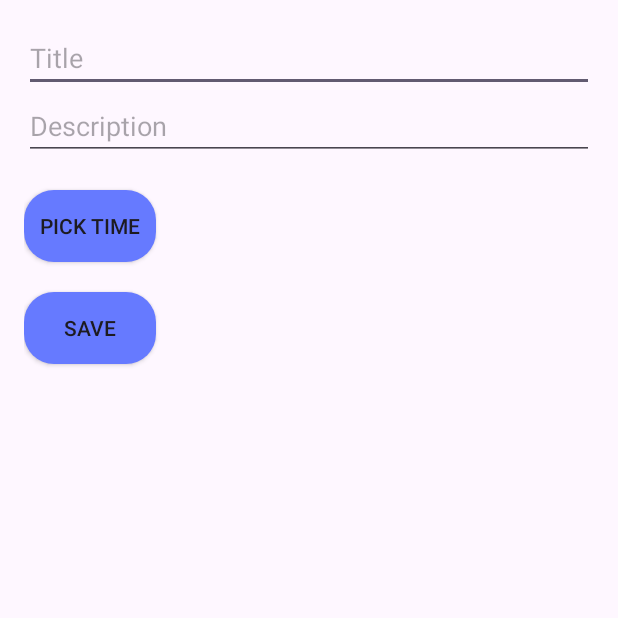
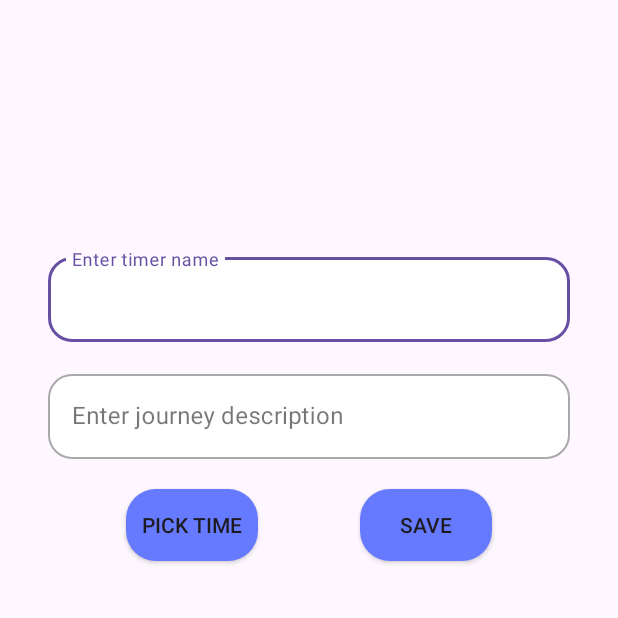
Before and after one commit to salmaehab26/Timer-Application, an Android app: the AddTimerActivity screen opened directly, with no data from a screen before it, after a tap on "SAVE", on a phone screen of 412 x 824 dp, the top half of it. Run offline under Robolectric (Android 15) with nearby library versions, the phone set to English and light mode, and no system bars; our stand-ins replace data binding.

Commit message:
Edit ui and code

```diff
--- a/app/src/main/java/com/example/timerapplication/data/TimerRepository.kt
+++ b/app/src/main/java/com/example/timerapplication/data/TimerRepository.kt
@@ -10,7 +10,7 @@ class TimerRepository(private val context: Context) {
     private val keyTimers = "timers_list"
     private val gson = Gson()
 
-    private val prefs get() = context.getSharedPreferences(prefsName, Context.MODE_PRIVATE)
+    private val prefs = context.getSharedPreferences(prefsName, Context.MODE_PRIVATE)
 
     fun loadTimers(): MutableList<TimerModel> {
         val json = prefs.getString(keyTimers, null) ?: return mutableListOf()
--- a/app/src/main/java/com/example/timerapplication/ui/AddTimerActivity.kt
+++ b/app/src/main/java/com/example/timerapplication/ui/AddTimerActivity.kt
@@ -3,6 +3,7 @@ package com.example.timerapplication.ui
 import android.app.DatePickerDialog
 import android.app.TimePickerDialog
 import android.os.Bundle
+import android.widget.Toast
 import androidx.activity.viewModels
 import androidx.appcompat.app.AppCompatActivity
 import androidx.databinding.DataBindingUtil
@@ -24,14 +25,22 @@ class AddTimerActivity : AppCompatActivity() {
     override fun onCreate(savedInstanceState: Bundle?) {
         super.onCreate(savedInstanceState)
         binding = DataBindingUtil.setContentView(this, R.layout.activity_add_timer)
-
+        binding.timerViewModel = vm
+        binding.lifecycleOwner = this
         binding.pickDateTime.setOnClickListener { pickDateTime() }
 
         binding.saveButton.setOnClickListener {
-            val title = binding.inputTitle.text.toString().trim()
-            val desc = binding.inputDesc.text.toString().trim()
-            if (title.isEmpty() || chosenMillis == 0L) return@setOnClickListener
+            val title = vm.timerName.value
+            val desc = vm.timerDescription.value
+            if (title.isNullOrEmpty() ||desc.isNullOrEmpty() || chosenMillis == 0L) {
+                Toast.makeText(this, "Please fill all fields", Toast.LENGTH_SHORT).show()
 
+                return@setOnClickListener
+            }
+            if (chosenMillis <= System.currentTimeMillis()) {
+                Toast.makeText(this, "Please choose a future time", Toast.LENGTH_SHORT).show()
+                return@setOnClickListener
+            }
             val timer = TimerModel(name = title, description = desc, endTimeMillis = chosenMillis)
             vm.addTimer(timer)
             scheduleNotification(this.applicationContext, timer)
@@ -39,19 +48,23 @@ class AddTimerActivity : AppCompatActivity() {
         }
     }
 
+
     private fun pickDateTime() {
         val cal = Calendar.getInstance()
-        DatePickerDialog(this, { _, y, m, d ->
-            cal.set(Calendar.YEAR, y)
-            cal.set(Calendar.MONTH, m)
-            cal.set(Calendar.DAY_OF_MONTH, d)
+
+        DatePickerDialog(this, { _, year, month, day ->
+            cal.set(Calendar.YEAR, year)
+            cal.set(Calendar.MONTH, month)
+            cal.set(Calendar.DAY_OF_MONTH, day)
+
             TimePickerDialog(this, { _, hour, minute ->
                 cal.set(Calendar.HOUR_OF_DAY, hour)
                 cal.set(Calendar.MINUTE, minute)
                 cal.set(Calendar.SECOND, 0)
                 chosenMillis = cal.timeInMillis
-                binding.pickDateTime.text = SimpleDateFormat("yyyy-MM-dd HH:mm").format(cal.time)
+                binding.tvTime.text = SimpleDateFormat("dd/MM/yyyy HH:mm").format(cal.time)
             }, cal.get(Calendar.HOUR_OF_DAY), cal.get(Calendar.MINUTE), true).show()
+
         }, cal.get(Calendar.YEAR), cal.get(Calendar.MONTH), cal.get(Calendar.DAY_OF_MONTH)).show()
     }
 }
--- a/app/src/main/java/com/example/timerapplication/ui/MainActivity.kt
+++ b/app/src/main/java/com/example/timerapplication/ui/MainActivity.kt
@@ -34,7 +34,7 @@ class MainActivity : AppCompatActivity() {
         binding.rvTimerList.layoutManager = LinearLayoutManager(this)
 
         viewModel.timers.observe(this) { list ->
-            adapter.setTimers(list)
+            adapter.updateTimers(list)
         }
 
         binding.bnAdd.setOnClickListener {
--- a/app/src/main/java/com/example/timerapplication/viewModel/TimerViewModel.kt
+++ b/app/src/main/java/com/example/timerapplication/viewModel/TimerViewModel.kt
@@ -14,6 +14,8 @@ import scheduleNotification
 import java.util.UUID
 
 class TimerViewModel(application: Application) : AndroidViewModel(application) {
+    val timerName = MutableLiveData<String>()
+    val timerDescription = MutableLiveData<String>()
     private val repo = TimerRepository(application.applicationContext)
 
     private val _timers = MutableLiveData<MutableList<TimerModel>>(mutableListOf())
@@ -42,7 +44,6 @@ class TimerViewModel(application: Application) : AndroidViewModel(application) {
     fun deleteTimer(id: Long) = viewModelScope.launch(Dispatchers.IO) {
         val currentList = repo.loadTimers()
         val updated = currentList.filter { it.id != id }.toMutableList()
-
         repo.saveTimers(updated)
         _timers.postValue(updated)
 
@@ -50,6 +51,7 @@ class TimerViewModel(application: Application) : AndroidViewModel(application) {
         cancelScheduledNotification(context, id)
     }
 
+
     private fun cancelScheduledNotification(context: android.content.Context, id: Long) {
         val uuid = UUID.nameUUIDFromBytes(id.toString().toByteArray())
         WorkManager.getInstance(context).cancelWorkById(uuid)
--- a/app/src/main/java/com/example/timerapplication/worker/scheduleNotification.kt
+++ b/app/src/main/java/com/example/timerapplication/worker/scheduleNotification.kt
@@ -22,7 +22,7 @@ fun scheduleNotification(context: Context, timer: TimerModel) {
             .build()
 
         WorkManager.getInstance(context).enqueueUniqueWork(
-            timer.name,
+            timer.id.toString(),
             ExistingWorkPolicy.REPLACE,
             request
         )
--- a/app/src/main/res/layout/activity_add_timer.xml
+++ b/app/src/main/res/layout/activity_add_timer.xml
@@ -1,26 +1,71 @@
 <?xml version="1.0" encoding="utf-8"?>
-<layout xmlns:android="http://schemas.android.com/apk/res/android">
+<layout xmlns:android="http://schemas.android.com/apk/res/android"
+    xmlns:app="http://schemas.android.com/apk/res-auto">
 
-    <data />
+    <data>
 
-    <LinearLayout
+        <variable
+            name="timerViewModel"
+            type="com.example.timerapplication.viewModel.TimerViewModel" />
+    </data>
+    <androidx.constraintlayout.widget.ConstraintLayout
         android:layout_width="match_parent"
         android:layout_height="match_parent"
+        android:fitsSystemWindows="true"
         android:orientation="vertical"
-        android:fitsSystemWindows="true"
         android:padding="16dp">
 
-        <EditText
-            android:id="@+id/inputTitle"
-            android:layout_width="match_parent"
+        <com.google.android.material.textfield.TextInputLayout
+            android:id="@+id/tfl_name"
+            style="@style/Widget.MaterialComponents.TextInputLayout.OutlinedBox"
+            android:layout_width="0dp"
             android:layout_height="wrap_content"
-            android:hint="Title" />
+            android:layout_marginHorizontal="16dp"
+            android:layout_marginTop="150dp"
+            app:boxBackgroundColor="@android:color/white"
+            app:boxCornerRadiusBottomEnd="16dp"
+            app:boxCornerRadiusBottomStart="16dp"
+            app:boxCornerRadiusTopEnd="16dp"
+            app:boxCornerRadiusTopStart="16dp"
+            app:layout_constraintEnd_toEndOf="parent"
+            app:layout_constraintStart_toStartOf="parent"
+            app:layout_constraintTop_toTopOf="parent">
 
-        <EditText
-            android:id="@+id/inputDesc"
-            android:layout_width="match_parent"
+            <com.google.android.material.textfield.TextInputEditText
+                android:id="@+id/tf_name"
+                android:layout_width="match_parent"
+                android:layout_height="wrap_content"
+                android:background="@null"
+                android:text="@={timerViewModel.timerName}"
+                android:hint="Enter timer name" />
+        </com.google.android.material.textfield.TextInputLayout>
+
+
+        <com.google.android.material.textfield.TextInputLayout
+            android:id="@+id/tfl_description"
+            style="@style/Widget.MaterialComponents.TextInputLayout.OutlinedBox"
+            android:layout_width="0dp"
             android:layout_height="wrap_content"
-            android:hint="Description" />
+            android:layout_margin="16dp"
+            app:boxBackgroundColor="@android:color/white"
+            app:boxCornerRadiusBottomEnd="16dp"
+            app:boxCornerRadiusBottomStart="16dp"
+            app:boxCornerRadiusTopEnd="16dp"
+            app:boxCornerRadiusTopStart="16dp"
+            app:layout_constraintBottom_toTopOf="@id/saveButton"
+            app:layout_constraintEnd_toEndOf="parent"
+            app:layout_constraintStart_toStartOf="parent"
+            app:layout_constraintTop_toBottomOf="@id/tfl_name">
+
+            <com.google.android.material.textfield.TextInputEditText
+                android:id="@+id/tf_description"
+                android:layout_width="match_parent"
+                android:layout_height="wrap_content"
+                android:background="@null"
+                android:text="@={timerViewModel.timerDescription}"
+                android:hint="Enter journey description" />
+        </com.google.android.material.textfield.TextInputLayout>
+
 
         <androidx.appcompat.widget.AppCompatButton
             android:id="@+id/pickDateTime"
@@ -28,15 +73,29 @@
             android:layout_height="wrap_content"
             android:layout_marginTop="20dp"
             android:background="@drawable/rounded_button"
-            android:text="Pick time" />
+            android:text="Pick time"
+            app:layout_constraintEnd_toStartOf="@id/saveButton"
+            app:layout_constraintStart_toStartOf="parent"
+            app:layout_constraintTop_toBottomOf="@id/tfl_description" />
 
         <androidx.appcompat.widget.AppCompatButton
             android:id="@+id/saveButton"
             android:layout_width="wrap_content"
-
             android:layout_height="wrap_content"
             android:layout_marginTop="20dp"
             android:background="@drawable/rounded_button"
-            android:text="Save" />
-    </LinearLayout>
+            android:text="Save"
+            app:layout_constraintEnd_toEndOf="parent"
+            app:layout_constraintStart_toEndOf="@id/pickDateTime"
+            app:layout_constraintTop_toBottomOf="@id/tfl_description" />
+
+        <androidx.appcompat.widget.AppCompatTextView
+            android:id="@+id/tv_time"
+            android:layout_width="wrap_content"
+            android:layout_height="wrap_content"
+            android:textSize="20sp"
+            app:layout_constraintStart_toStartOf="parent"
+            app:layout_constraintEnd_toEndOf="parent"
+            app:layout_constraintTop_toBottomOf="@id/saveButton" />
+    </androidx.constraintlayout.widget.ConstraintLayout>
 </layout>
```
Also changed, not shown: app/src/main/java/com/example/timerapplication/Adapter/TimerAdapter.kt (+12 -16 lines), app/src/main/java/com/example/timerapplication/data/TimerModel.kt (+10 -1 lines), app/src/main/java/com/example/timerapplication/worker/NotificationWorker.kt (+6 -9 lines), app/src/main/res/layout/timer_item.xml (+19 -8 lines), app/src/main/res/drawable/active.png (added).
